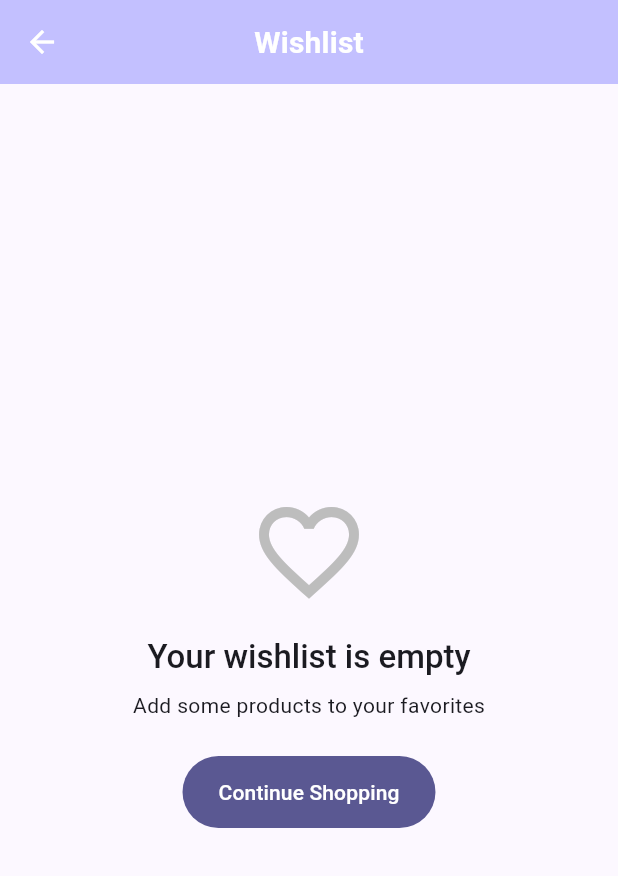
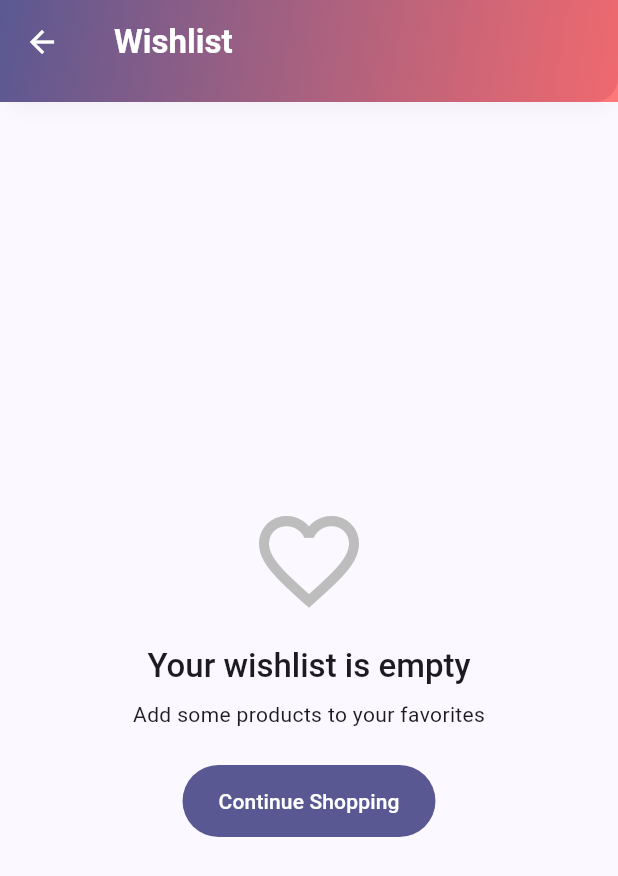
Before and after one commit to technitishmodi/store, a Flutter app: the HomeScreen screen opened directly, after a tap on the "favorite" icon, on a phone screen of 412 x 824 dp. Shown: the top 876 px of the screen. Run offline on Flutter 3.47's test engine with Material 3 defaults, Android fonts, the phone set to English and light mode, and no system bars; our stand-ins replace shared_preferences; accounts and stored records are empty; network calls fail.

Commit message:
Refactor Cart, Home, and Wishlist screens for improved UI and functionality; enhance AppBar styling, add animation support, and optimize ProductCard layout for a more modern and compact design.

```diff
--- a/lib/screens/home_screen.dart
+++ b/lib/screens/home_screen.dart
@@ -18,7 +18,8 @@ class HomeScreen extends StatefulWidget {
   State<HomeScreen> createState() => _HomeScreenState();
 }
 
-class _HomeScreenState extends State<HomeScreen> {
+class _HomeScreenState extends State<HomeScreen>
+    with SingleTickerProviderStateMixin {
   List<Product> _products = [];
   List<Product> _filteredProducts = [];
   bool _isLoading = true;
@@ -27,9 +28,15 @@ class _HomeScreenState extends State<HomeScreen> {
   String _selectedCategory = 'All';
   List<String> _categories = ['All'];
 
+  AnimationController? _controller;
+
   @override
   void initState() {
     super.initState();
+    _controller = AnimationController(
+      vsync: this,
+      duration: const Duration(milliseconds: 800),
+    );
     _loadData();
   }
 
@@ -52,6 +59,7 @@ class _HomeScreenState extends State<HomeScreen> {
         _isLoading = false;
       });
 
+  _controller?.forward();
       await Provider.of<WishlistProvider>(context, listen: false).loadWishlist();
     } catch (e) {
       if (!mounted) return;
@@ -87,24 +95,22 @@ class _HomeScreenState extends State<HomeScreen> {
     _filterProducts();
   }
 
-  // ignore: unused_element
-  void _logout() {
-    Provider.of<AuthProvider>(context, listen: false).logout();
-    Navigator.of(context).pushReplacement(
-      MaterialPageRoute(builder: (context) => const LoginScreen()),
-    );
+  @override
+  void dispose() {
+    _controller?.dispose();
+    super.dispose();
   }
 
-  // Profile screen navigation replaced the modal sheet; kept for reference.
-
+  // 🏗️ BUILD
   @override
   Widget build(BuildContext context) {
     final theme = Theme.of(context);
+
     return Scaffold(
+      extendBodyBehindAppBar: false,
       backgroundColor: theme.colorScheme.background,
       appBar: PreferredSize(
-        // reduced height for a more compact UI
-        preferredSize: const Size.fromHeight(56),
+        preferredSize: const Size.fromHeight(68),
         child: AppBar(
           flexibleSpace: Container(
             decoration: BoxDecoration(
@@ -118,63 +124,61 @@ class _HomeScreenState extends State<HomeScreen> {
           title: Align(
             alignment: Alignment.centerLeft,
             child: Padding(
-              padding: const EdgeInsets.only(left: 8.0),
+              padding: const EdgeInsets.only(left: 12.0),
               child: Text(
                 "Shopping Store",
-                style: theme.textTheme.titleLarge?.copyWith(color: theme.colorScheme.onPrimary),
+                style: theme.textTheme.titleLarge?.copyWith(
+                  fontWeight: FontWeight.bold,
+                  color: theme.colorScheme.onPrimary,
+                ),
               ),
             ),
           ),
           centerTitle: false,
-          titleSpacing: 6,
-          elevation: 3,
-          shadowColor: Colors.black.withOpacity(0.08),
-          // slightly smaller corner radius to match compact style
+          titleSpacing: 8,
+          elevation: 4,
+          shadowColor: Colors.black.withOpacity(0.12),
           shape: const RoundedRectangleBorder(
-            borderRadius: BorderRadius.vertical(bottom: Radius.circular(10)),
+            borderRadius: BorderRadius.vertical(bottom: Radius.circular(16)),
           ),
           actions: [
-          // Wishlist
-          Consumer<WishlistProvider>(
-            builder: (context, wishlistProvider, child) {
-              return _buildBadgeIcon(
+            _buildBadgeIcon(
               context,
               icon: Icons.favorite_rounded,
-                count: wishlistProvider.itemCount,
-                onTap: () => Navigator.of(context).push(
+              count: context.watch<WishlistProvider>().itemCount,
+              onTap: () => Navigator.push(
+                context,
                 MaterialPageRoute(builder: (_) => const WishlistScreen()),
               ),
-              );
-            },
+              iconColor: theme.colorScheme.onPrimary,
             ),
-          // Cart
-          Consumer<CartProvider>(
-            builder: (context, cartProvider, child) {
-              return _buildBadgeIcon(
+            _buildBadgeIcon(
               context,
               icon: Icons.shopping_bag_rounded,
-                count: cartProvider.itemCount,
-                onTap: () => Navigator.of(context).push(
+              count: context.watch<CartProvider>().itemCount,
+              onTap: () => Navigator.push(
+                context,
                 MaterialPageRoute(builder: (_) => const CartScreen()),
               ),
-              );
-            },
+              iconColor: theme.colorScheme.onPrimary,
             ),
-          // Profile avatar (replaces logout icon)
             Consumer<AuthProvider>(
-            builder: (context, auth, child) {
-              final email = auth.userEmail ?? 'Guest';
-              final initials = email.isNotEmpty ? email[0].toUpperCase() : 'G';
-              return Padding(
-                padding: const EdgeInsets.only(right: 10.0),
-                child: GestureDetector(
-                  onTap: () => Navigator.of(context).push(
+              builder: (context, auth, _) {
+                final initials = (auth.userEmail ?? "G")[0].toUpperCase();
+                return GestureDetector(
+                  onTap: () => Navigator.push(
+                    context,
                     MaterialPageRoute(builder: (_) => const ProfileScreen()),
                   ),
+                  child: Padding(
+                    padding: const EdgeInsets.only(right: 12),
                     child: CircleAvatar(
-                    radius: 16,
-                    backgroundColor: theme.colorScheme.onPrimaryContainer.withOpacity(0.12),
-                    child: Text(initials, style: TextStyle(color: theme.colorScheme.onPrimary, fontSize: 12)),
+                      radius: 18,
+                      backgroundColor: theme.colorScheme.onPrimary.withOpacity(0.15),
+                      child: Text(initials,
+                          style: TextStyle(
+                              fontWeight: FontWeight.bold,
+                              color: theme.colorScheme.onPrimary)),
                     ),
                   ),
                 );
@@ -183,122 +187,102 @@ class _HomeScreenState extends State<HomeScreen> {
           ],
         ),
       ),
+
+      // 🌟 Body
       body: Column(
         children: [
-          // 🔍 Search + Filter
+          // 🔍 Floating Search Bar
           Container(
-            padding: const EdgeInsets.fromLTRB(12, 12, 12, 8),
-            child: Column(
-              crossAxisAlignment: CrossAxisAlignment.start,
-              children: [
-                // Search Row
-                Row(
-                  children: [
-                    Expanded(
-                      child: Container(
-                        decoration: BoxDecoration(
-                          color: theme.colorScheme.surface,
-                          borderRadius: BorderRadius.circular(30),
-                          boxShadow: [
-                            BoxShadow(
-                              color: Colors.black.withOpacity(0.04),
-                              blurRadius: 8,
-                              offset: const Offset(0, 3),
-                            ),
-                          ],
-                        ),
+            // body is already positioned below the AppBar, so don't add status-bar inset again
+            padding: const EdgeInsets.fromLTRB(16, 12, 16, 10),
+            child: Material(
+              elevation: 6,
+              shadowColor: Colors.black26,
+              borderRadius: BorderRadius.circular(28),
               child: TextField(
                 onChanged: _onSearchChanged,
                 decoration: InputDecoration(
                   hintText: "Search products...",
-                            prefixIcon: Icon(Icons.search_rounded, color: theme.colorScheme.onSurfaceVariant),
-                            filled: false,
-                            contentPadding: const EdgeInsets.symmetric(vertical: 10),
-                            border: OutlineInputBorder(
-                              borderRadius: BorderRadius.circular(30),
-                              borderSide: BorderSide.none,
+                  prefixIcon:
+                      Icon(Icons.search, color: theme.colorScheme.primary),
+                  border: InputBorder.none,
+                  contentPadding:
+                      const EdgeInsets.symmetric(horizontal: 20, vertical: 14),
                 ),
               ),
             ),
           ),
-                    ),
-                    const SizedBox(width: 12),
-                    Container(
-                      height: 48,
-                      width: 48,
-                      decoration: BoxDecoration(
-                        color: theme.colorScheme.secondary.withOpacity(0.12),
-                        borderRadius: BorderRadius.circular(14),
-                      ),
-                      child: IconButton(
-                        icon: Icon(Icons.tune_rounded, color: theme.colorScheme.secondary),
-                        onPressed: () {},
-                      ),
-                    )
-                  ],
-                ),
-                const SizedBox(height: 12),
-                // Category Chips with pill style
+
+          // 🌈 Category Chips
           SizedBox(
-                  height: 38,
+            height: 46,
             child: ListView.separated(
+              padding: const EdgeInsets.symmetric(horizontal: 16),
               scrollDirection: Axis.horizontal,
-                    padding: const EdgeInsets.symmetric(horizontal: 4),
+              itemCount: _categories.length,
               separatorBuilder: (_, __) => const SizedBox(width: 10),
-                    itemCount: _categories.length,
-                    itemBuilder: (context, index) {
-                      final category = _categories[index];
-                      final isSelected = category == _selectedCategory;
-                      return GestureDetector(
-                        onTap: () => _onCategoryChanged(category),
-                        child: AnimatedContainer(
-                          duration: const Duration(milliseconds: 220),
-                          padding: const EdgeInsets.symmetric(horizontal: 12, vertical: 8),
-                          decoration: BoxDecoration(
-                            color: isSelected ? theme.colorScheme.primary : theme.colorScheme.surface,
-                            borderRadius: BorderRadius.circular(22),
-                            border: Border.all(
-                              color: isSelected ? theme.colorScheme.primary.withOpacity(0.9) : theme.colorScheme.outline.withOpacity(0.06),
-                            ),
-                          ),
-                          child: Text(
-                            category,
-                            style: TextStyle(
-                              color: isSelected ? theme.colorScheme.onPrimary : theme.colorScheme.onSurface,
-                              fontWeight: isSelected ? FontWeight.w600 : FontWeight.w500,
-                            ),
-                          ),
+              itemBuilder: (context, i) {
+                final cat = _categories[i];
+                final selected = cat == _selectedCategory;
+                return AnimatedScale(
+                  scale: selected ? 1.05 : 1.0,
+                  duration: const Duration(milliseconds: 200),
+                  child: ChoiceChip(
+                    label: Text(cat),
+                    selected: selected,
+                    labelStyle: TextStyle(
+                        color: selected
+                            ? theme.colorScheme.onPrimary
+                            : theme.colorScheme.onSurface),
+                    selectedColor: theme.colorScheme.primary,
+                    backgroundColor: theme.colorScheme.surface,
+                    onSelected: (_) => _onCategoryChanged(cat),
                   ),
                 );
               },
             ),
           ),
-              ],
-            ),
-          ),
 
-          // 🛍️ Products Grid
+          // 🛍️ Products
           Expanded(
             child: _isLoading
-                ? Center(child: CircularProgressIndicator(color: theme.colorScheme.secondary))
+                ? _buildShimmerLoader(theme)
                 : _error != null
                     ? _buildErrorState(theme)
                     : _filteredProducts.isEmpty
                         ? _buildEmptyState(theme)
                         : RefreshIndicator(
-                            color: theme.colorScheme.secondary,
                             onRefresh: _loadData,
+                            color: theme.colorScheme.primary,
                             child: GridView.builder(
-                              padding: const EdgeInsets.fromLTRB(16, 6, 16, 16),
-                              gridDelegate: const SliverGridDelegateWithFixedCrossAxisCount(
+                              padding: const EdgeInsets.all(16),
+                              gridDelegate:
+                                  const SliverGridDelegateWithFixedCrossAxisCount(
                                 crossAxisCount: 2,
-                                crossAxisSpacing: 12,
-                                mainAxisSpacing: 12,
-                                childAspectRatio: 0.66,
+                                crossAxisSpacing: 14,
+                                mainAxisSpacing: 14,
+                                childAspectRatio: 0.72,
                               ),
                               itemCount: _filteredProducts.length,
-                              itemBuilder: (context, index) {
-                                return ProductCard(product: _filteredProducts[index]);
+                              itemBuilder: (ctx, i) {
+                                final animation = _controller == null
+                                    ? AlwaysStoppedAnimation<double>(1.0)
+                                    : CurvedAnimation(
+                                        parent: _controller!,
+                                        curve: Interval(
+                                          _products.isEmpty ? 0.0 : (i / _products.length),
+                                          1.0,
+                                          curve: Curves.easeOut,
+                                        ),
+                                      );
+
+                                return FadeTransition(
+                                  opacity: animation,
+                                  child: ScaleTransition(
+                                    scale: animation,
+                                    child: ProductCard(product: _filteredProducts[i]),
+                                  ),
+                                );
                               },
                             ),
                           ),
@@ -308,68 +292,96 @@ class _HomeScreenState extends State<HomeScreen> {
     );
   }
 
+  // 🎯 Modern Badge Icon
   Widget _buildBadgeIcon(BuildContext context,
-      {required IconData icon, required int count, required VoidCallback onTap}) {
+      {required IconData icon,
+      required int count,
+      required VoidCallback onTap,
+      Color? iconColor}) {
     final theme = Theme.of(context);
     return Stack(
+      clipBehavior: Clip.none,
       children: [
         IconButton(
+          icon: Icon(icon, color: iconColor ?? theme.colorScheme.primary, size: 26),
           onPressed: onTap,
-          icon: Icon(icon, size: 26, color: theme.colorScheme.onPrimaryContainer),
         ),
         if (count > 0)
           Positioned(
-            right: 6,
+            right: 4,
             top: 6,
-            child: CircleAvatar(
-              radius: 9,
-              backgroundColor: theme.colorScheme.error,
-              child: Text(
-                "$count",
-                style: const TextStyle(fontSize: 10, color: Colors.white, fontWeight: FontWeight.bold),
+            child: AnimatedContainer(
+              duration: const Duration(milliseconds: 300),
+              padding: const EdgeInsets.all(4),
+              decoration: BoxDecoration(
+                color: theme.colorScheme.error,
+                shape: BoxShape.circle,
               ),
+              child: Text("$count",
+                  style: const TextStyle(
+                      fontSize: 10, color: Colors.white, fontWeight: FontWeight.bold)),
             ),
           )
       ],
     );
   }
 
-  Widget _buildErrorState(ThemeData theme) {
-    return Center(
+  // 🌟 Shimmer Loader
+  Widget _buildShimmerLoader(ThemeData theme) {
+    return GridView.builder(
+      padding: const EdgeInsets.all(16),
+      itemCount: 6,
+      gridDelegate: const SliverGridDelegateWithFixedCrossAxisCount(
+        crossAxisCount: 2,
+        crossAxisSpacing: 14,
+        mainAxisSpacing: 14,
+        childAspectRatio: 0.72,
+      ),
+      itemBuilder: (_, __) => Container(
+        decoration: BoxDecoration(
+          color: theme.colorScheme.surfaceVariant,
+          borderRadius: BorderRadius.circular(20),
+        ),
+      ),
+    );
+  }
+
+  Widget _buildErrorState(ThemeData theme) => Center(
         child: Column(
           mainAxisAlignment: MainAxisAlignment.center,
           children: [
-          Icon(Icons.error_outline_rounded, size: 80, color: theme.colorScheme.error),
+            Icon(Icons.error_outline, size: 80, color: theme.colorScheme.error),
             const SizedBox(height: 16),
-          Text("Failed to load products", style: theme.textTheme.titleLarge),
-          const SizedBox(height: 8),
+            Text("Oops! Something went wrong",
+                style: theme.textTheme.titleLarge),
+            const SizedBox(height: 10),
             ElevatedButton.icon(
               onPressed: _loadData,
-            icon: const Icon(Icons.refresh_rounded),
+              icon: const Icon(Icons.refresh),
               label: const Text("Retry"),
               style: ElevatedButton.styleFrom(
-              shape: RoundedRectangleBorder(borderRadius: BorderRadius.circular(24)),
-              padding: const EdgeInsets.symmetric(horizontal: 24, vertical: 12),
+                shape: RoundedRectangleBorder(
+                    borderRadius: BorderRadius.circular(30)),
               ),
-          )
+            ),
+          ],
+        ),
+      );
+
+  Widget _buildEmptyState(ThemeData theme) => Center(
+        child: Column(
+          mainAxisAlignment: MainAxisAlignment.center,
+          children: [
+            Icon(Icons.search_off, size: 80, color: theme.colorScheme.outline),
+            const SizedBox(height: 16),
+            Text("No products found",
+                style: theme.textTheme.titleLarge
+                    ?.copyWith(fontWeight: FontWeight.bold)),
+            const SizedBox(height: 8),
+            Text("Try adjusting your search or filters",
+                style: theme.textTheme.bodyMedium
+                    ?.copyWith(color: theme.colorScheme.onSurfaceVariant)),
           ],
         ),
       );
 }
-
-  Widget _buildEmptyState(ThemeData theme) {
-    return Center(
-      child: Column(
-        mainAxisAlignment: MainAxisAlignment.center,
-        children: [
-          Icon(Icons.search_off_rounded, size: 80, color: theme.colorScheme.outline),
-          const SizedBox(height: 16),
-          Text("No products found", style: theme.textTheme.titleLarge),
-          const SizedBox(height: 6),
-          Text("Try adjusting your search or filters",
-              style: theme.textTheme.bodyMedium?.copyWith(color: theme.colorScheme.onSurfaceVariant)),
-        ],
-      ),
-    );
-  }
-}
--- a/lib/screens/wishlist_screen.dart
+++ b/lib/screens/wishlist_screen.dart
@@ -9,14 +9,55 @@ class WishlistScreen extends StatelessWidget {
   @override
   Widget build(BuildContext context) {
     return Scaffold(
-      appBar: AppBar(
-        title: const Text('Wishlist'),
-        backgroundColor: Theme.of(context).colorScheme.inversePrimary,
+      appBar: PreferredSize(
+        preferredSize: const Size.fromHeight(68),
+        child: AppBar(
+          flexibleSpace: Container(
+            decoration: BoxDecoration(
+              gradient: LinearGradient(
+                colors: [
+                  Theme.of(context).colorScheme.primary,
+                  Theme.of(context).colorScheme.secondary.withOpacity(0.9)
+                ],
+                begin: Alignment.topLeft,
+                end: Alignment.bottomRight,
+              ),
+            ),
+          ),
+          // keep the default back button when this screen is pushed
+          title: Align(
+            alignment: Alignment.centerLeft,
+            child: Padding(
+              padding: const EdgeInsets.only(left: 12.0),
+              child: Text(
+                'Wishlist',
+                style: Theme.of(context).textTheme.titleLarge?.copyWith(
+                  fontWeight: FontWeight.bold,
+                  color: Theme.of(context).colorScheme.onPrimary,
+                ),
+              ),
+            ),
+          ),
+          centerTitle: false,
+          titleSpacing: 8,
+          elevation: 4,
+          shadowColor: Colors.black.withOpacity(0.12),
+          shape: const RoundedRectangleBorder(
+            borderRadius: BorderRadius.vertical(bottom: Radius.circular(16)),
+          ),
           actions: [
             Consumer<WishlistProvider>(
               builder: (context, wishlistProvider, child) {
                 if (wishlistProvider.items.isNotEmpty) {
                   return TextButton(
+                    style: TextButton.styleFrom(
+                      // make the button compact so it fits inside the AppBar actions
+                      padding: const EdgeInsets.symmetric(horizontal: 10, vertical: 8),
+                      minimumSize: const Size(0, 0),
+                      tapTargetSize: MaterialTapTargetSize.shrinkWrap,
+                      foregroundColor: Theme.of(context).colorScheme.onPrimary,
+                      textStyle: Theme.of(context).textTheme.labelLarge?.copyWith(fontWeight: FontWeight.w600),
+                    ),
                     onPressed: () {
                       showDialog(
                         context: context,
@@ -42,13 +83,14 @@ class WishlistScreen extends StatelessWidget {
                         ),
                       );
                     },
-                  child: const Text('Clear All'),
+                    child: Text('Clear All', style: TextStyle(color: Theme.of(context).colorScheme.onPrimary)),
                   );
                 }
                 return const SizedBox.shrink();
               },
             ),
           ],
+        ),
       ),
       body: Consumer<WishlistProvider>(
         builder: (context, wishlistProvider, child) {
@@ -83,9 +125,10 @@ class WishlistScreen extends StatelessWidget {
             padding: const EdgeInsets.all(12),
             gridDelegate: const SliverGridDelegateWithFixedCrossAxisCount(
               crossAxisCount: 2,
-              // Make items slightly squarer (higher aspect ratio) so each card has
-              // a bit more width relative to height and less chance of overflow.
-              childAspectRatio: 0.9,
+              // Reduce aspect ratio (width/height) so each tile is slightly
+              // taller and gives the ProductCard more vertical room to avoid
+              // tiny RenderFlex overflows in compact layouts.
+              childAspectRatio: 0.82,
               crossAxisSpacing: 12,
               mainAxisSpacing: 12,
             ),
@@ -101,5 +144,3 @@ class WishlistScreen extends StatelessWidget {
     );
   }
 }
-
-// Reusing `ProductCard` for wishlist items; no custom card needed here.
```
Also changed, not shown: lib/screens/cart_screen.dart (+44 -4 lines), lib/widgets/product_card.dart (+114 -119 lines). Lines whose indentation alone changed are shown as unchanged.
